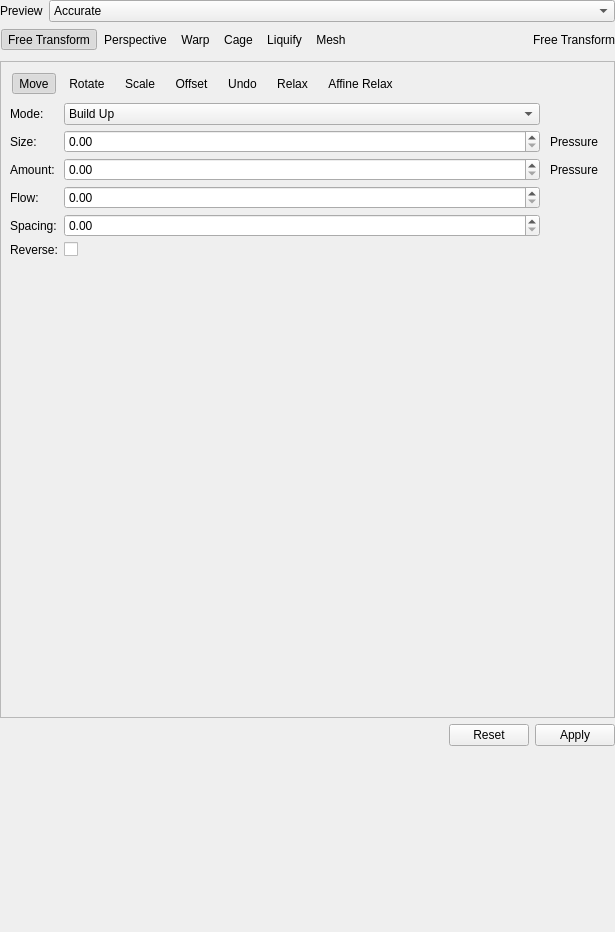
Above: plugins/tools/tool_transform2/wdg_tool_transform.ui from KDE/krita before the change. Below: the same form after it.
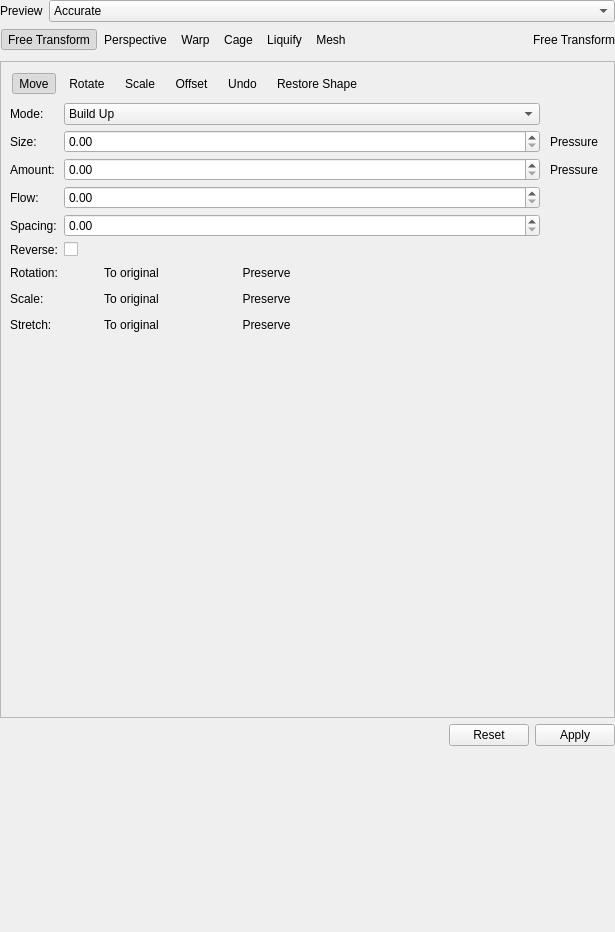
That is the form after the change. The open tabs and pages were chosen to show the change. Custom widgets are drawn as their Qt base class.

Commit message: Rework liquify relax into restore shape tool

What changed in the file:
```diff
--- a/plugins/tools/tool_transform2/wdg_tool_transform.ui
+++ b/plugins/tools/tool_transform2/wdg_tool_transform.ui
@@ -1949,29 +1949,7 @@
                </sizepolicy>
               </property>
               <property name="text">
-               <string>Relax</string>
-              </property>
-              <property name="checkable">
-               <bool>true</bool>
-              </property>
-              <property name="autoExclusive">
-               <bool>true</bool>
-              </property>
-              <property name="autoRaise">
-               <bool>true</bool>
-              </property>
-             </widget>
-            </item>
-            <item>
-             <widget class="QToolButton" name="liquifyRelaxAffine">
-              <property name="sizePolicy">
-               <sizepolicy hsizetype="Expanding" vsizetype="Fixed">
-                <horstretch>0</horstretch>
-                <verstretch>0</verstretch>
-               </sizepolicy>
-              </property>
-              <property name="text">
-               <string>Affine Relax</string>
+               <string>Restore Shape</string>
               </property>
               <property name="checkable">
                <bool>true</bool>
@@ -2115,6 +2093,201 @@
              </property>
             </widget>
            </item>
+           <item row="6" column="0">
+            <widget class="QLabel" name="lblLiquifyShapeRotation">
+             <property name="text">
+              <string>Rotation:</string>
+             </property>
+            </widget>
+           </item>
+           <item row="6" column="1" colspan="2">
+            <layout class="QHBoxLayout" name="horizontalLayoutLiquifyRotation">
+             <property name="spacing">
+              <number>0</number>
+             </property>
+             <item>
+              <widget class="QToolButton" name="liquifyRestoreShapeRotationOriginal">
+               <property name="minimumSize">
+                <size>
+                 <width>135</width>
+                 <height>0</height>
+                </size>
+               </property>
+               <property name="text">
+                <string>To original</string>
+               </property>
+               <property name="checkable">
+                <bool>true</bool>
+               </property>
+               <property name="autoRaise">
+                <bool>true</bool>
+               </property>
+              </widget>
+             </item>
+             <item>
+              <widget class="QToolButton" name="liquifyRestoreShapeRotationPreserve">
+               <property name="minimumSize">
+                <size>
+                 <width>135</width>
+                 <height>0</height>
+                </size>
+               </property>
+               <property name="text">
+                <string>Preserve</string>
+               </property>
+               <property name="checkable">
+                <bool>true</bool>
+               </property>
+               <property name="autoRaise">
+                <bool>true</bool>
+               </property>
+              </widget>
+             </item>
+             <item>
+              <spacer name="horizontalSpacerLiquifyRotation">
+               <property name="orientation">
+                <enum>Qt::Horizontal</enum>
+               </property>
+               <property name="sizeHint" stdset="0">
+                <size>
+                 <width>0</width>
+                 <height>20</height>
+                </size>
+               </property>
+              </spacer>
+             </item>
+            </layout>
+           </item>
+           <item row="7" column="0">
+            <widget class="QLabel" name="lblLiquifyShapeScale">
+             <property name="text">
+              <string>Scale:</string>
+             </property>
+            </widget>
+           </item>
+           <item row="7" column="1" colspan="2">
+            <layout class="QHBoxLayout" name="horizontalLayoutLiquifyScale">
+             <property name="spacing">
+              <number>0</number>
+             </property>
+             <item>
+              <widget class="QToolButton" name="liquifyRestoreShapeScaleOriginal">
+               <property name="minimumSize">
+                <size>
+                 <width>135</width>
+                 <height>0</height>
+                </size>
+               </property>
+               <property name="text">
+                <string>To original</string>
+               </property>
+               <property name="checkable">
+                <bool>true</bool>
+               </property>
+               <property name="autoRaise">
+                <bool>true</bool>
+               </property>
+              </widget>
+             </item>
+             <item>
+              <widget class="QToolButton" name="liquifyRestoreShapeScalePreserve">
+               <property name="minimumSize">
+                <size>
+                 <width>135</width>
+                 <height>0</height>
+                </size>
+               </property>
+               <property name="text">
+                <string>Preserve</string>
+               </property>
+               <property name="checkable">
+                <bool>true</bool>
+               </property>
+               <property name="autoRaise">
+                <bool>true</bool>
+               </property>
+              </widget>
+             </item>
+             <item>
+              <spacer name="horizontalSpacerLiquifyScale">
+               <property name="orientation">
+                <enum>Qt::Horizontal</enum>
+               </property>
+               <property name="sizeHint" stdset="0">
+                <size>
+                 <width>0</width>
+                 <height>20</height>
+                </size>
+               </property>
+              </spacer>
+             </item>
+            </layout>
+           </item>
+           <item row="8" column="0">
+            <widget class="QLabel" name="lblLiquifyShapeStretch">
+             <property name="text">
+              <string>Stretch:</string>
+             </property>
+            </widget>
+           </item>
+           <item row="8" column="1" colspan="2">
+            <layout class="QHBoxLayout" name="horizontalLayoutLiquifyStretch">
+             <property name="spacing">
+              <number>0</number>
+             </property>
+             <item>
+              <widget class="QToolButton" name="liquifyRestoreShapeStretchOriginal">
+               <property name="minimumSize">
+                <size>
+                 <width>135</width>
+                 <height>0</height>
+                </size>
+               </property>
+               <property name="text">
+                <string>To original</string>
+               </property>
+               <property name="checkable">
+                <bool>true</bool>
+               </property>
+               <property name="autoRaise">
+                <bool>true</bool>
+               </property>
+              </widget>
+             </item>
+             <item>
+              <widget class="QToolButton" name="liquifyRestoreShapeStretchPreserve">
+               <property name="minimumSize">
+                <size>
+                 <width>135</width>
+                 <height>0</height>
+                </size>
+               </property>
+               <property name="text">
+                <string>Preserve</string>
+               </property>
+               <property name="checkable">
+                <bool>true</bool>
+               </property>
+               <property name="autoRaise">
+                <bool>true</bool>
+               </property>
+              </widget>
+             </item>
+             <item>
+              <spacer name="horizontalSpacerLiquifyStretch">
+               <property name="orientation">
+                <enum>Qt::Horizontal</enum>
+               </property>
+               <property name="sizeHint" stdset="0">
+                <size>
+                 <width>0</width>
+                 <height>20</height>
+                </size>
+               </property>
+              </spacer>
+             </item>
+            </layout>
+           </item>
            <item row="2" column="0">
             <widget class="QLabel" name="lblAmount">
              <property name="sizePolicy">
```
Left out of the diff: 2 changed lines with no effect on the pictures. The commit also changes 11 other files.
